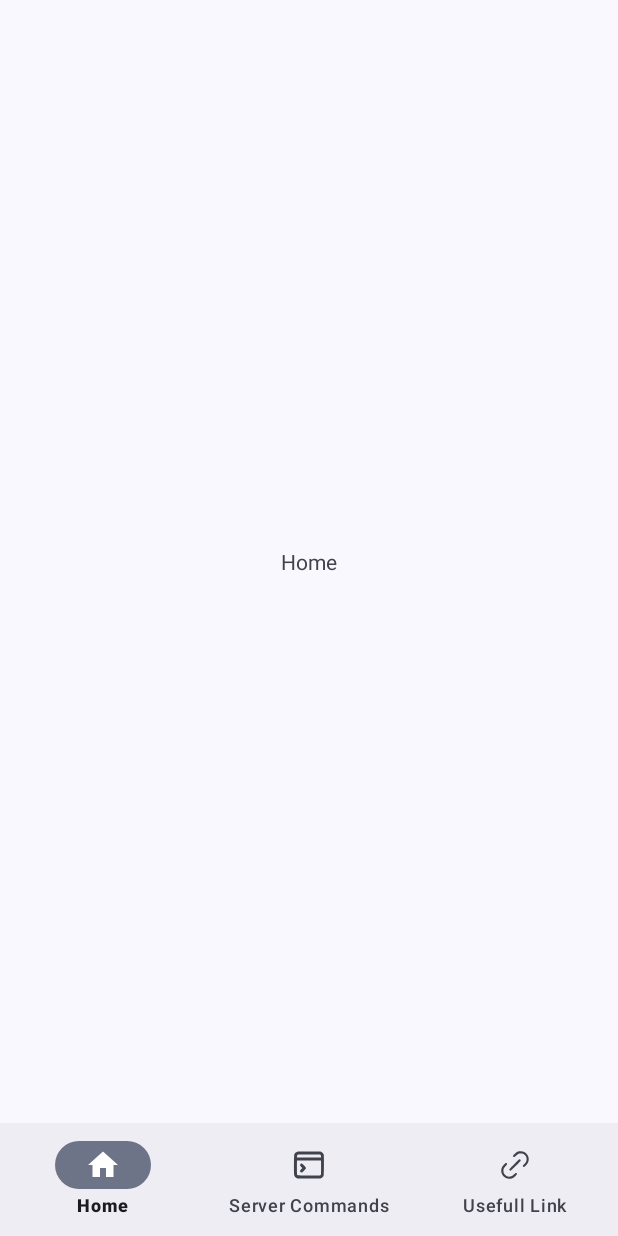
After one commit to FreetimeMaker/SuperSMP-Companion-App, an Android app: the HomeFragment screen opened directly, with no data from a screen before it, on a phone screen of 412 x 824 dp. The commit adds this screen. Run offline under Robolectric (Android 15) with nearby library versions, the phone set to English and light mode, and no system bars.

Commit message:
Added and Changed some things

```diff
--- /dev/null
+++ b/app/src/main/java/com/freetime/supersmpcompanionapp/HomeFragment.java
@@ -0,0 +1,19 @@
+package com.freetime.supersmpcompanionapp;
+
+import android.os.Bundle;
+import android.view.LayoutInflater;
+import android.view.View;
+import android.view.ViewGroup;
+import androidx.annotation.NonNull;
+import androidx.annotation.Nullable;
+import androidx.fragment.app.Fragment;
+
+public class HomeFragment extends Fragment {
+
+    @Nullable
+    @Override
+    public View onCreateView(@NonNull LayoutInflater inflater, @Nullable ViewGroup container, @Nullable Bundle savedInstanceState) {
+        // Inflate the layout for this fragment
+        return inflater.inflate(R.layout.fragment_home, container, false);
+    }
+}
--- /dev/null
+++ b/app/src/main/java/com/freetime/supersmpcompanionapp/SCMDFragment.java
@@ -0,0 +1,19 @@
+package com.freetime.supersmpcompanionapp;
+
+import android.os.Bundle;
+import android.view.LayoutInflater;
+import android.view.View;
+import android.view.ViewGroup;
+import androidx.annotation.NonNull;
+import androidx.annotation.Nullable;
+import androidx.fragment.app.Fragment;
+
+public class SCMDFragment extends Fragment {
+
+    @Nullable
+    @Override
+    public View onCreateView(@NonNull LayoutInflater inflater, @Nullable ViewGroup container, @Nullable Bundle savedInstanceState) {
+        // Inflate the layout for this fragment
+        return inflater.inflate(R.layout.fragment_s_c_m_d, container, false);
+    }
+}
--- /dev/null
+++ b/app/src/main/java/com/freetime/supersmpcompanionapp/ULFragment.java
@@ -0,0 +1,19 @@
+package com.freetime.supersmpcompanionapp;
+
+import android.os.Bundle;
+import android.view.LayoutInflater;
+import android.view.View;
+import android.view.ViewGroup;
+import androidx.annotation.NonNull;
+import androidx.annotation.Nullable;
+import androidx.fragment.app.Fragment;
+
+public class ULFragment extends Fragment {
+
+    @Nullable
+    @Override
+    public View onCreateView(@NonNull LayoutInflater inflater, @Nullable ViewGroup container, @Nullable Bundle savedInstanceState) {
+        // Inflate the layout for this fragment
+        return inflater.inflate(R.layout.fragment_u_l, container, false);
+    }
+}
--- /dev/null
+++ b/app/src/main/res/drawable/menu.xml
@@ -0,0 +1,5 @@
+<vector xmlns:android="http://schemas.android.com/apk/res/android" android:autoMirrored="true" android:height="24dp" android:viewportHeight="32" android:viewportWidth="32" android:width="24dp">
+
+    <path android:fillColor="#373737" android:pathData="M19,16a3,3 0,0 1,-3 3,3 3,0 0,1 -3,-3 3,3 0,0 1,3 -3,3 3,0 0,1 3,3zM19,29a3,3 0,0 1,-3 3,3 3,0 0,1 -3,-3 3,3 0,0 1,3 -3,3 3,0 0,1 3,3zM19,3a3,3 0,0 1,-3 3,3 3,0 0,1 -3,-3 3,3 0,0 1,3 -3,3 3,0 0,1 3,3z"/>
+
+</vector>
--- a/app/src/main/res/layout/activity_main.xml
+++ b/app/src/main/res/layout/activity_main.xml
@@ -1,36 +1,30 @@
 <?xml version="1.0" encoding="utf-8"?>
-<androidx.coordinatorlayout.widget.CoordinatorLayout
+<androidx.constraintlayout.widget.ConstraintLayout
     xmlns:android="http://schemas.android.com/apk/res/android"
     xmlns:app="http://schemas.android.com/apk/res-auto"
     xmlns:tools="http://schemas.android.com/tools"
-    android:id="@+id/layout"
     android:layout_width="match_parent"
     android:layout_height="match_parent"
-    android:background="@color/white"
     tools:context=".MainActivity">
 
-    <com.google.android.material.floatingactionbutton.FloatingActionButton
-        android:id="@+id/fab"
-        android:layout_width="wrap_content"
-        android:layout_height="wrap_content"
-        android:backgroundTint="@color/black"
-        android:src="@android:drawable/ic_input_add"
-        app:tint="@color/white"
-        app:fabSize="auto"
-        app:layout_anchor="@id/bottom_app_bar" />
+    <FrameLayout
+        android:id="@+id/flFragment"
+        android:layout_width="match_parent"
+        android:layout_height="0dp"
+        app:layout_constraintBottom_toTopOf="@+id/bottomNavigationView"
+        app:layout_constraintEnd_toEndOf="parent"
+        app:layout_constraintHorizontal_bias="0.5"
+        app:layout_constraintStart_toStartOf="parent"
+        app:layout_constraintTop_toTopOf="parent" />
 
-    <com.google.android.material.bottomappbar.BottomAppBar
-        android:id="@+id/bottom_app_bar"
-        style="@style/Widget.MaterialComponents.BottomAppBar.Colored"
+    <com.google.android.material.bottomnavigation.BottomNavigationView
+        android:id="@+id/bottomNavigationView"
         android:layout_width="match_parent"
-        android:layout_height="wrap_content"
-        android:layout_gravity="bottom"
-        app:fabCradleMargin="0dp"
-        app:fabCradleRoundedCornerRadius="0dp"
+        android:layout_height="75dp"
         app:layout_constraintBottom_toBottomOf="parent"
         app:layout_constraintEnd_toEndOf="parent"
+        app:layout_constraintHorizontal_bias="0.5"
         app:layout_constraintStart_toStartOf="parent"
-        app:menu="@menu/bottom_app_bar_menu"
-        app:navigationIcon="@drawable/ic_menu" />
+        app:menu="@menu/bottom_nav_menu"/>
 
-</androidx.coordinatorlayout.widget.CoordinatorLayout>
+</androidx.constraintlayout.widget.ConstraintLayout>
--- /dev/null
+++ b/app/src/main/res/layout/fragment_home.xml
@@ -0,0 +1,15 @@
+<?xml version="1.0" encoding="utf-8"?>
+<FrameLayout xmlns:android="http://schemas.android.com/apk/res/android"
+    xmlns:tools="http://schemas.android.com/tools"
+    android:layout_width="match_parent"
+    android:layout_height="match_parent"
+    tools:context=".HomeFragment">
+
+    <!-- TODO: Update blank fragment layout -->
+    <TextView
+        android:layout_width="match_parent"
+        android:layout_height="match_parent"
+        android:gravity="center"
+        android:text="Home" />
+
+</FrameLayout>
--- /dev/null
+++ b/app/src/main/res/menu/bottom_nav_menu.xml
@@ -0,0 +1,15 @@
+<?xml version="1.0" encoding="utf-8"?>
+<menu xmlns:android="http://schemas.android.com/apk/res/android">
+    <item
+        android:id="@+id/home"
+        android:title="Home"
+        android:icon="@drawable/home"/>
+    <item
+        android:id="@+id/scmd"
+        android:title="Server Commands"
+        android:icon="@drawable/scmd"/>
+    <item
+        android:id="@+id/ul"
+        android:title="Usefull Link"
+        android:icon="@drawable/ul"/>
+</menu>
--- a/app/src/main/res/values-night/themes.xml
+++ b/app/src/main/res/values-night/themes.xml
@@ -1,6 +1,6 @@
 <resources xmlns:tools="http://schemas.android.com/tools">
     <!-- Base application theme. -->
-    <style name="Theme.SuperSMPCompanionApp" parent="Theme.MaterialComponents.DayNight.NoActionBar">
+    <style name="Theme.SuperSMPCompanionApp" parent="Theme.Material3.DayNight.NoActionBar">
         <!-- Primary brand color. -->
         <item name="colorPrimary">@color/purple_200</item>
         <item name="colorPrimaryVariant">@color/purple_700</item>
--- a/app/src/main/res/values/strings.xml
+++ b/app/src/main/res/values/strings.xml
@@ -1,3 +1,5 @@
 <resources>
     <string name="app_name">SuperSMP Companion App</string>
+    <!-- TODO: Remove or change this placeholder text -->
+    <string name="hello_blank_fragment">Hello blank fragment</string>
 </resources>
--- a/app/src/main/res/values/themes.xml
+++ b/app/src/main/res/values/themes.xml
@@ -1,6 +1,6 @@
 <resources xmlns:tools="http://schemas.android.com/tools">
     <!-- Base application theme. -->
-    <style name="Theme.SuperSMPCompanionApp" parent="Theme.MaterialComponents.DayNight.NoActionBar">
+    <style name="Theme.SuperSMPCompanionApp" parent="Theme.Material3.DynamicColors.DayNight.NoActionBar">
         <!-- Primary brand color. -->
         <item name="colorPrimary">@color/purple_500</item>
         <item name="colorPrimaryVariant">@color/purple_700</item>
```
Also changed, not shown: app/src/main/java/com/freetime/supersmpcompanionapp/MainActivity.java (+26 -70 lines), app/src/main/res/layout/fragment_s_c_m_d.xml (added, +15 -0 lines), app/src/main/res/layout/fragment_u_l.xml (added, +15 -0 lines), app/src/main/res/menu/bottom_app_bar_menu.xml (deleted, +0 -21 lines), app/src/main/res/drawable/scmd.xml (renamed from app/src/main/res/drawable/cmd.xml).
